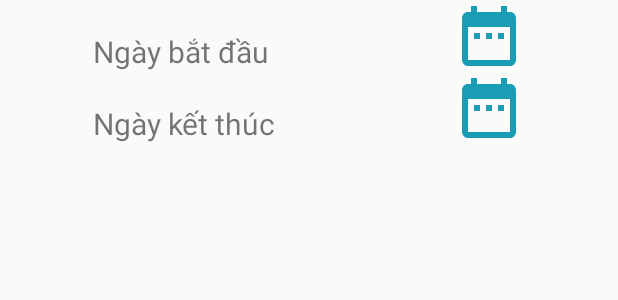
After one commit to namnoit/smoney, an Android app: the layout select_date_dialog.xml on its own in the app's theme, with its tools: preview values and no code run, on a phone screen of 412 x 824 dp. The commit adds this screen. Shown: the top 300 px of the screen. Run offline under Robolectric (Android 15) with nearby library versions, the phone set to English and light mode, and no system bars.

Commit message:
Add optional date for show chart feature

```diff
--- /dev/null
+++ b/app/src/main/res/drawable/ic_date.xml
@@ -0,0 +1,5 @@
+<vector android:height="48dp" android:tint="#189DB4"
+    android:viewportHeight="24.0" android:viewportWidth="24.0"
+    android:width="48dp" xmlns:android="http://schemas.android.com/apk/res/android">
+    <path android:fillColor="#FF000000" android:pathData="M9,11L7,11v2h2v-2zM13,11h-2v2h2v-2zM17,11h-2v2h2v-2zM19,4h-1L18,2h-2v2L8,4L8,2L6,2v2L5,4c-1.11,0 -1.99,0.9 -1.99,2L3,20c0,1.1 0.89,2 2,2h14c1.1,0 2,-0.9 2,-2L21,6c0,-1.1 -0.9,-2 -2,-2zM19,20L5,20L5,9h14v11z"/>
+</vector>
--- a/app/src/main/res/layout/activity_main.xml
+++ b/app/src/main/res/layout/activity_main.xml
@@ -11,9 +11,7 @@
         android:layout_height="match_parent"
         android:id="@+id/container"
         android:layout_above="@+id/bottom_view"
-        >
-
-    </FrameLayout>
+        />
 
     <android.support.design.widget.BottomNavigationView
         android:id="@+id/bottom_view"
--- a/app/src/main/res/layout/fragment_chart.xml
+++ b/app/src/main/res/layout/fragment_chart.xml
@@ -40,7 +40,11 @@
         <com.github.mikephil.charting.charts.BarChart
             android:id="@+id/bar_chart"
             android:layout_width="match_parent"
-            android:layout_height="match_parent"></com.github.mikephil.charting.charts.BarChart>
+            android:layout_height="match_parent">
+
+        </com.github.mikephil.charting.charts.BarChart>
+
+
 
     </FrameLayout>
 </RelativeLayout>
--- /dev/null
+++ b/app/src/main/res/layout/select_date_dialog.xml
@@ -0,0 +1,50 @@
+<?xml version="1.0" encoding="utf-8"?>
+<RelativeLayout xmlns:android="http://schemas.android.com/apk/res/android"
+    android:layout_width="match_parent"
+    android:layout_height="match_parent">
+
+    <LinearLayout
+        android:layout_width="wrap_content"
+        android:layout_height="wrap_content"
+        android:id="@+id/layout_date_begin"
+        android:layout_centerHorizontal="true"
+        android:gravity="bottom"
+        android:orientation="horizontal">
+
+        <TextView
+            android:id="@+id/txt_begin_date"
+            android:layout_width="240dp"
+            android:layout_height="wrap_content"
+            android:text="@string/begin_date"
+            android:textSize="20sp" />
+
+        <ImageButton
+            android:id="@+id/btn_begin_date"
+            android:layout_width="wrap_content"
+            android:layout_height="wrap_content"
+            android:background="@drawable/ic_date" />
+    </LinearLayout>
+
+    <LinearLayout
+        android:layout_width="wrap_content"
+        android:layout_height="wrap_content"
+        android:layout_below="@+id/layout_date_begin"
+        android:layout_centerHorizontal="true"
+        android:gravity="bottom"
+        android:orientation="horizontal">
+
+        <TextView
+            android:id="@+id/txt_end_date"
+            android:layout_width="240dp"
+            android:layout_height="wrap_content"
+            android:text="@string/end_date"
+            android:textSize="20sp" />
+
+        <ImageButton
+            android:id="@+id/btn_end_date"
+            android:layout_width="wrap_content"
+            android:layout_height="wrap_content"
+            android:background="@drawable/ic_date" />
+    </LinearLayout>
+
+</RelativeLayout>
--- a/app/src/main/res/values/strings.xml
+++ b/app/src/main/res/values/strings.xml
@@ -4,6 +4,8 @@
     <string name="noti">Thông báo</string>
     <string name="chart">Biểu đồ</string>
     <string name="tax">Thuế TNCN</string>
+    <string name="begin_date">Ngày bắt đầu</string>
+    <string name="end_date">Ngày kết thúc</string>
     <string name="title_activity_history_fragment">HistoryFragment</string>
 
     <string-array name="chart_type_array">
@@ -14,7 +16,7 @@
     <string-array name="chart_time_array">
         <item>Tháng này</item>
         <item>Năm nay</item>
-        <item>Tát cả</item>
+        <item>Tuỳ chọn</item>
     </string-array>
 
     <string name="chart_type_prompt">Loại biểu đồ</string>
```
Also changed, not shown: app/src/main/java/com/example/smoney/ChartFragment.java (+133 -27 lines), app/src/main/java/com/example/smoney/Model.java (+16 -1 lines).
